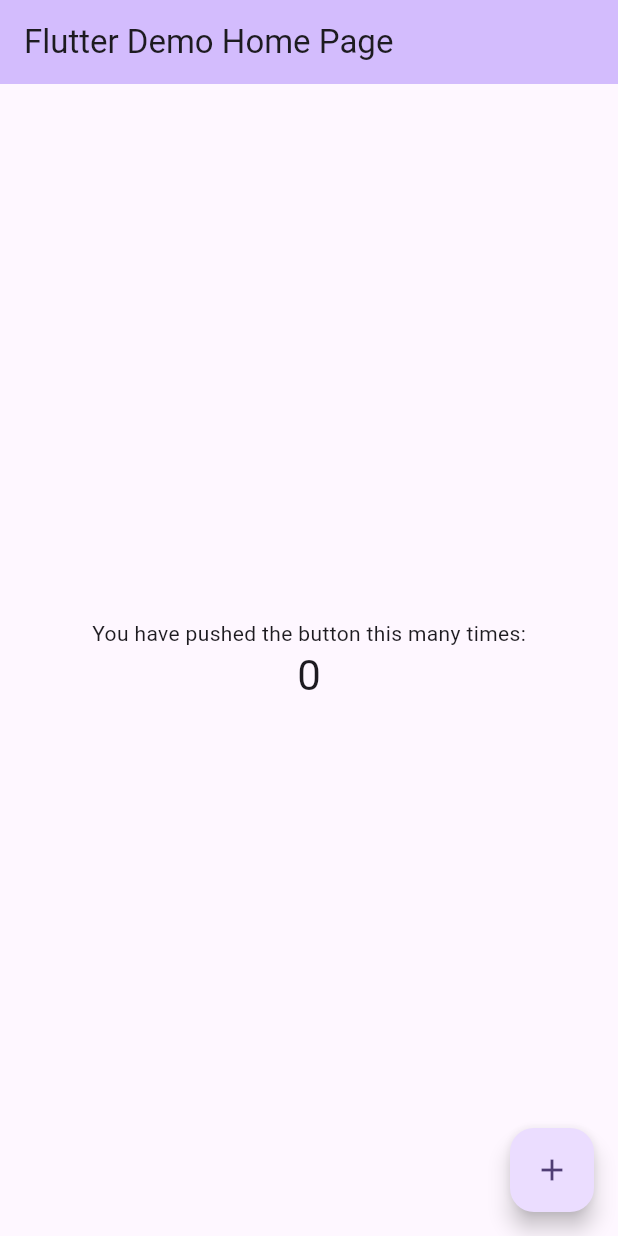
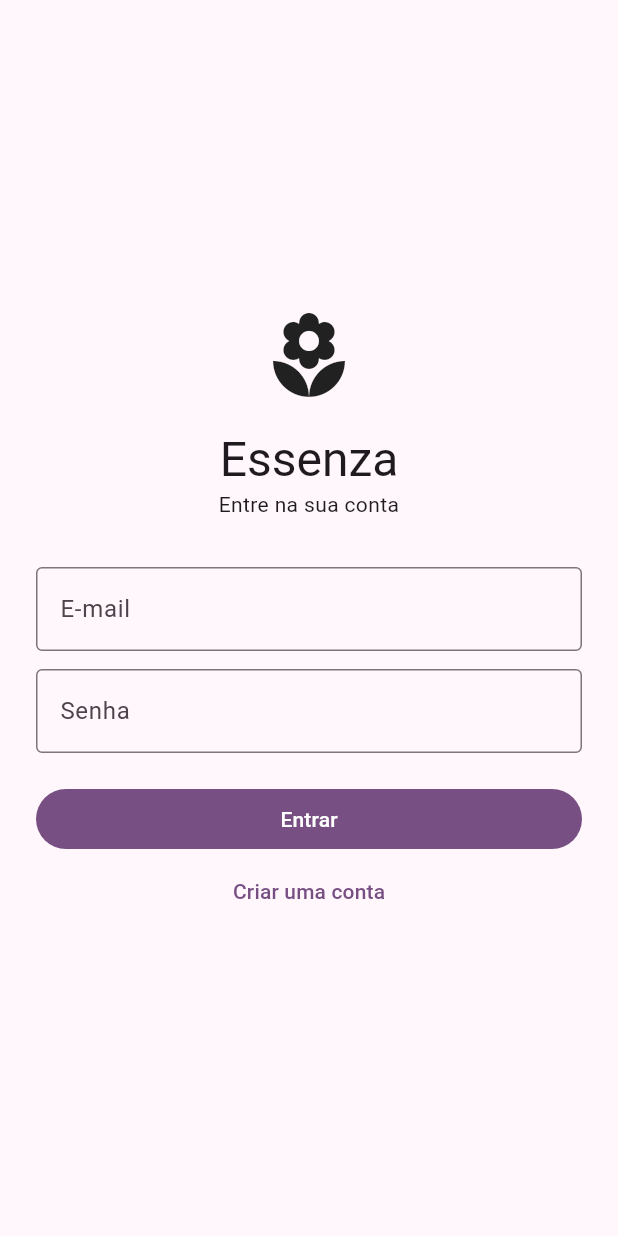
Before and after one commit to mateusblm/essenza-mobile, a Flutter app: the screen it shows after launch, on a phone screen of 412 x 824 dp. Run offline on Flutter 3.47's test engine with Material 3 defaults, Android fonts, the phone set to English and light mode, and no system bars; our stand-ins replace shared_preferences.

Commit message:
feat: add mobile auth foundation

```diff
--- /dev/null
+++ b/lib/app.dart
@@ -0,0 +1,48 @@
+import 'package:flutter/material.dart';
+import 'auth/data/auth_repository.dart';
+import 'auth/presentation/login_page.dart';
+import 'core/network/api_client.dart';
+import 'core/storage/token_store.dart';
+import 'home/home_page.dart';
+
+class EssenzaApp extends StatefulWidget {
+  const EssenzaApp({super.key});
+  @override State<EssenzaApp> createState() => _EssenzaAppState();
+}
+
+class _EssenzaAppState extends State<EssenzaApp> {
+  late final TokenStore _store;
+  late final AuthRepository _auth;
+  bool _loading = true;
+  bool _authenticated = false;
+
+  @override
+  void initState() {
+    super.initState();
+    _store = SharedPreferencesTokenStore();
+    _auth = AuthRepository(ApiClient(tokenStore: _store), _store);
+    _restoreSession();
+  }
+
+  Future<void> _restoreSession() async {
+    final token = await _store.read();
+    if (mounted) setState(() { _authenticated = token != null; _loading = false; });
+  }
+
+  void _onAuthenticated() => setState(() => _authenticated = true);
+  Future<void> _logout() async { await _auth.logout(); if (mounted) setState(() => _authenticated = false); }
+
+  @override
+  Widget build(BuildContext context) {
+    return MaterialApp(
+      title: 'Essenza',
+      debugShowCheckedModeBanner: false,
+      theme: ThemeData(colorScheme: ColorScheme.fromSeed(seedColor: const Color(0xFF7B4B8A)), useMaterial3: true),
+      home: _loading
+          ? const Scaffold(body: Center(child: CircularProgressIndicator()))
+          : _authenticated
+              ? HomePage(onLogout: _logout)
+              : LoginPage(repository: _auth, onAuthenticated: _onAuthenticated),
+    );
+  }
+}
--- /dev/null
+++ b/lib/auth/data/auth_repository.dart
@@ -0,0 +1,20 @@
+import '../../core/network/api_client.dart';
+import '../../core/storage/token_store.dart';
+import '../models/auth_session.dart';
+
+class AuthRepository {
+  final ApiClient client;
+  final TokenStore tokenStore;
+  AuthRepository(this.client, this.tokenStore);
+
+  Future<AuthSession> register({required String name, required String email, required String password}) async {
+    return _save(await client.post('/auth/register', {'name': name, 'email': email, 'password': password}));
+  }
+
+  Future<AuthSession> login({required String email, required String password}) async {
+    return _save(await client.post('/auth/login', {'email': email, 'password': password}));
+  }
+
+  Future<void> logout() => tokenStore.clear();
+  Future<AuthSession> _save(Map<String, dynamic> json) async { final session = AuthSession.fromJson(json); await tokenStore.write(session.token); return session; }
+}
--- /dev/null
+++ b/lib/auth/models/auth_session.dart
@@ -0,0 +1,8 @@
+import 'user.dart';
+
+class AuthSession {
+  final String token;
+  final User user;
+  const AuthSession({required this.token, required this.user});
+  factory AuthSession.fromJson(Map<String, dynamic> json) => AuthSession(token: json['token'] as String, user: User.fromJson(json['user'] as Map<String, dynamic>));
+}
--- /dev/null
+++ b/lib/auth/presentation/login_page.dart
@@ -0,0 +1,54 @@
+import 'package:flutter/material.dart';
+import '../../core/network/api_client.dart';
+import '../data/auth_repository.dart';
+
+class LoginPage extends StatefulWidget {
+  final AuthRepository repository;
+  final VoidCallback onAuthenticated;
+  const LoginPage({super.key, required this.repository, required this.onAuthenticated});
+  @override State<LoginPage> createState() => _LoginPageState();
+}
+
+class _LoginPageState extends State<LoginPage> {
+  final _formKey = GlobalKey<FormState>();
+  final _name = TextEditingController();
+  final _email = TextEditingController();
+  final _password = TextEditingController();
+  bool _register = false, _loading = false;
+  String? _error;
+
+  @override void dispose() { _name.dispose(); _email.dispose(); _password.dispose(); super.dispose(); }
+
+  Future<void> _submit() async {
+    if (!_formKey.currentState!.validate()) return;
+    setState(() { _loading = true; _error = null; });
+    try {
+      if (_register) {
+        await widget.repository.register(name: _name.text.trim(), email: _email.text.trim(), password: _password.text);
+      } else {
+        await widget.repository.login(email: _email.text.trim(), password: _password.text);
+      }
+      if (mounted) widget.onAuthenticated();
+    } on ApiException catch (e) { if (mounted) setState(() => _error = e.message); }
+      catch (_) { if (mounted) setState(() => _error = 'Não foi possível conectar ao Essenza.'); }
+    finally { if (mounted) setState(() => _loading = false); }
+  }
+
+  @override Widget build(BuildContext context) => Scaffold(
+    body: SafeArea(child: Center(child: SingleChildScrollView(padding: const EdgeInsets.all(24), child: ConstrainedBox(constraints: const BoxConstraints(maxWidth: 420), child: Form(
+      key: _formKey,
+      child: Column(crossAxisAlignment: CrossAxisAlignment.stretch, children: [
+        const Icon(Icons.local_florist, size: 64), const SizedBox(height: 16),
+        Text('Essenza', textAlign: TextAlign.center, style: Theme.of(context).textTheme.headlineLarge),
+        Text(_register ? 'Crie sua conta' : 'Entre na sua conta', textAlign: TextAlign.center), const SizedBox(height: 32),
+        if (_register) TextFormField(controller: _name, decoration: const InputDecoration(labelText: 'Nome', border: OutlineInputBorder()), validator: (v) => v == null || v.trim().isEmpty ? 'Informe seu nome' : null),
+        if (_register) const SizedBox(height: 12),
+        TextFormField(controller: _email, keyboardType: TextInputType.emailAddress, decoration: const InputDecoration(labelText: 'E-mail', border: OutlineInputBorder()), validator: (v) => v == null || !v.contains('@') ? 'Informe um e-mail válido' : null),
+        const SizedBox(height: 12), TextFormField(controller: _password, obscureText: true, decoration: const InputDecoration(labelText: 'Senha', border: OutlineInputBorder()), validator: (v) => v == null || v.length < 8 ? 'Use ao menos 8 caracteres' : null),
+        if (_error != null) Padding(padding: const EdgeInsets.only(top: 12), child: Text(_error!, style: TextStyle(color: Theme.of(context).colorScheme.error))),
+        const SizedBox(height: 20), FilledButton(onPressed: _loading ? null : _submit, child: _loading ? const SizedBox(height: 20, width: 20, child: CircularProgressIndicator(strokeWidth: 2)) : Text(_register ? 'Criar conta' : 'Entrar')),
+        TextButton(onPressed: _loading ? null : () => setState(() { _register = !_register; _error = null; }), child: Text(_register ? 'Já tenho uma conta' : 'Criar uma conta')),
+      ]),
+    ))))),
+  );
+}
--- /dev/null
+++ b/lib/core/config/app_config.dart
@@ -0,0 +1,3 @@
+class AppConfig {
+  static const apiBaseUrl = String.fromEnvironment('API_BASE_URL', defaultValue: 'http://10.0.2.2:8080/api/v1');
+}
--- /dev/null
+++ b/lib/core/network/api_client.dart
@@ -0,0 +1,46 @@
+import 'dart:convert';
+import 'package:http/http.dart' as http;
+import '../config/app_config.dart';
+import '../storage/token_store.dart';
+
+class ApiException implements Exception {
+  final int statusCode;
+  final String message;
+  const ApiException(this.statusCode, this.message);
+  @override String toString() => message;
+}
+
+class ApiClient {
+  final http.Client httpClient;
+  final TokenStore tokenStore;
+  final String baseUrl;
+  ApiClient({http.Client? httpClient, required this.tokenStore, this.baseUrl = AppConfig.apiBaseUrl})
+      : httpClient = httpClient ?? http.Client();
+
+  Future<Map<String, dynamic>> post(String path, Map<String, dynamic> body) async {
+    final response = await httpClient.post(Uri.parse('$baseUrl$path'), headers: await _headers(), body: jsonEncode(body));
+    return _decode(response);
+  }
+
+  Future<Map<String, dynamic>> get(String path) async {
+    final response = await httpClient.get(Uri.parse('$baseUrl$path'), headers: await _headers());
+    return _decode(response);
+  }
+
+  Future<Map<String, String>> _headers() async {
+    final token = await tokenStore.read();
+    return {
+      'Content-Type': 'application/json',
+      'Accept': 'application/json',
+      if (token != null) 'Authorization': 'Bearer $token',
+    };
+  }
+
+  Map<String, dynamic> _decode(http.Response response) {
+    final decoded = response.body.isEmpty ? <String, dynamic>{} : jsonDecode(response.body) as Map<String, dynamic>;
+    if (response.statusCode < 200 || response.statusCode >= 300) {
+      throw ApiException(response.statusCode, decoded['detail'] as String? ?? decoded['message'] as String? ?? 'Não foi possível concluir a operação.');
+    }
+    return decoded;
+  }
+}
--- /dev/null
+++ b/lib/core/storage/token_store.dart
@@ -0,0 +1,14 @@
+import 'package:shared_preferences/shared_preferences.dart';
+
+abstract interface class TokenStore {
+  Future<String?> read();
+  Future<void> write(String token);
+  Future<void> clear();
+}
+
+class SharedPreferencesTokenStore implements TokenStore {
+  static const _key = 'essenza.auth.token';
+  @override Future<String?> read() async => (await SharedPreferences.getInstance()).getString(_key);
+  @override Future<void> write(String token) async => (await SharedPreferences.getInstance()).setString(_key, token);
+  @override Future<void> clear() async => (await SharedPreferences.getInstance()).remove(_key);
+}
--- /dev/null
+++ b/lib/home/home_page.dart
@@ -0,0 +1,10 @@
+import 'package:flutter/material.dart';
+
+class HomePage extends StatelessWidget {
+  final Future<void> Function() onLogout;
+  const HomePage({super.key, required this.onLogout});
+  @override Widget build(BuildContext context) => Scaffold(
+    appBar: AppBar(title: const Text('Essenza'), actions: [IconButton(onPressed: onLogout, icon: const Icon(Icons.logout), tooltip: 'Sair')]),
+    body: const Center(child: Text('Sua jornada olfativa começa aqui.')),
+  );
+}
--- a/lib/main.dart
+++ b/lib/main.dart
@@ -1,122 +1,7 @@
 import 'package:flutter/material.dart';
+import 'app.dart';
 
 void main() {
-  runApp(const MyApp());
+  WidgetsFlutterBinding.ensureInitialized();
+  runApp(const EssenzaApp());
 }
-
-class MyApp extends StatelessWidget {
-  const MyApp({super.key});
-
-  // This widget is the root of your application.
-  @override
-  Widget build(BuildContext context) {
-    return MaterialApp(
-      title: 'Flutter Demo',
-      theme: ThemeData(
-        // This is the theme of your application.
-        //
-        // TRY THIS: Try running your application with "flutter run". You'll see
-        // the application has a purple toolbar. Then, without quitting the app,
-        // try changing the seedColor in the colorScheme below to Colors.green
-        // and then invoke "hot reload" (save your changes or press the "hot
-        // reload" button in a Flutter-supported IDE, or press "r" if you used
-        // the command line to start the app).
-        //
-        // Notice that the counter didn't reset back to zero; the application
-        // state is not lost during the reload. To reset the state, use hot
-        // restart instead.
-        //
-        // This works for code too, not just values: Most code changes can be
-        // tested with just a hot reload.
-        colorScheme: .fromSeed(seedColor: Colors.deepPurple),
-      ),
-      home: const MyHomePage(title: 'Flutter Demo Home Page'),
-    );
-  }
-}
-
-class MyHomePage extends StatefulWidget {
-  const MyHomePage({super.key, required this.title});
-
-  // This widget is the home page of your application. It is stateful, meaning
-  // that it has a State object (defined below) that contains fields that affect
-  // how it looks.
-
-  // This class is the configuration for the state. It holds the values (in this
-  // case the title) provided by the parent (in this case the App widget) and
-  // used by the build method of the State. Fields in a Widget subclass are
-  // always marked "final".
-
-  final String title;
-
-  @override
-  State<MyHomePage> createState() => _MyHomePageState();
-}
-
-class _MyHomePageState extends State<MyHomePage> {
-  int _counter = 0;
-
-  void _incrementCounter() {
-    setState(() {
-      // This call to setState tells the Flutter framework that something has
-      // changed in this State, which causes it to rerun the build method below
-      // so that the display can reflect the updated values. If we changed
-      // _counter without calling setState(), then the build method would not be
-      // called again, and so nothing would appear to happen.
-      _counter++;
-    });
-  }
-
-  @override
-  Widget build(BuildContext context) {
-    // This method is rerun every time setState is called, for instance as done
-    // by the _incrementCounter method above.
-    //
-    // The Flutter framework has been optimized to make rerunning build methods
-    // fast, so that you can just rebuild anything that needs updating rather
-    // than having to individually change instances of widgets.
-    return Scaffold(
-      appBar: AppBar(
-        // TRY THIS: Try changing the color here to a specific color (to
-        // Colors.amber, perhaps?) and trigger a hot reload to see the AppBar
-        // change color while the other colors stay the same.
-        backgroundColor: Theme.of(context).colorScheme.inversePrimary,
-        // Here we take the value from the MyHomePage object that was created by
-        // the App.build method, and use it to set our appbar title.
-        title: Text(widget.title),
-      ),
-      body: Center(
-        // Center is a layout widget. It takes a single child and positions it
-        // in the middle of the parent.
-        child: Column(
-          // Column is also a layout widget. It takes a list of children and
-          // arranges them vertically. By default, it sizes itself to fit its
-          // children horizontally, and tries to be as tall as its parent.
-          //
-          // Column has various properties to control how it sizes itself and
-          // how it positions its children. Here we use mainAxisAlignment to
-          // center the children vertically; the main axis here is the vertical
-          // axis because Columns are vertical (the cross axis would be
-          // horizontal).
-          //
-          // TRY THIS: Invoke "debug painting" (choose the "Toggle Debug Paint"
-          // action in the IDE, or press "p" in the console), to see the
-          // wireframe for each widget.
-          mainAxisAlignment: .center,
-          children: [
-            const Text('You have pushed the button this many times:'),
-            Text(
-              '$_counter',
-              style: Theme.of(context).textTheme.headlineMedium,
-            ),
-          ],
-        ),
-      ),
-      floatingActionButton: FloatingActionButton(
-        onPressed: _incrementCounter,
-        tooltip: 'Increment',
-        child: const Icon(Icons.add),
-      ),
-    );
-  }
-}
--- a/pubspec.yaml
+++ b/pubspec.yaml
@@ -31,6 +31,9 @@ dependencies:
   flutter:
     sdk: flutter
 
+  http: ^1.5.0
+  shared_preferences: ^2.5.3
+
   # The following adds the Cupertino Icons font to your application.
   # Use with the CupertinoIcons class for iOS style icons.
   cupertino_icons: ^1.0.8
@@ -38,6 +41,8 @@ dependencies:
 dev_dependencies:
   flutter_test:
     sdk: flutter
+
+  mocktail: ^1.0.4
 
   # The "flutter_lints" package below contains a set of recommended lints to
   # encourage good coding practices. The lint set provided by the package is
```
Also changed, not shown: lib/auth/models/user.dart (added, +7 -0 lines), pubspec.lock, 5 other files.
